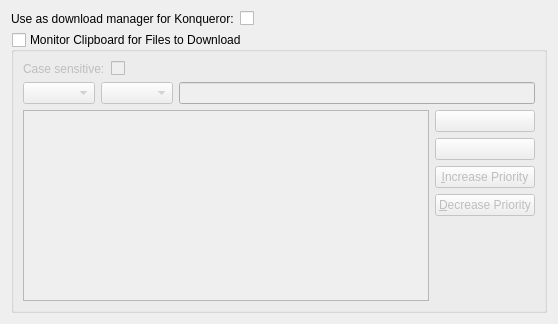
Old version of the form conf/dlgintegration.ui in the repository KDE/kget.
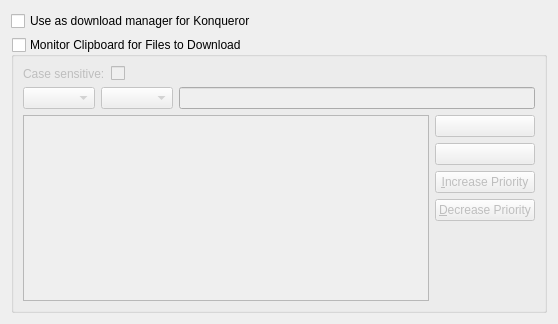
New version of the form. Custom widgets are drawn as their Qt base class.

Commit message: Putting the string after the checkbox for consistency in the UI, and adding a QVBoxLayout to layout items in the dialog

The edit to the form file:
```diff
--- a/conf/dlgintegration.ui
+++ b/conf/dlgintegration.ui
@@ -10,22 +10,15 @@
     <height>324</height>
    </rect>
   </property>
-  <layout class="QFormLayout" name="formLayout">
-   <item row="0" column="0">
-    <widget class="QLabel" name="label_4">
-     <property name="text">
-      <string>Use as download manager for Konqueror:</string>
-     </property>
-    </widget>
-   </item>
-   <item row="0" column="1">
+  <layout class="QVBoxLayout" name="verticalLayout">
+   <item>
     <widget class="QCheckBox" name="kcfg_KonquerorIntegration">
      <property name="text">
-      <string/>
+      <string>Use as download manager for Konqueror</string>
      </property>
     </widget>
    </item>
-   <item row="1" column="0" colspan="2">
+   <item>
     <widget class="QGroupBox" name="kcfg_AutoPaste">
      <property name="title">
       <string>Monitor Clipboard for Files to Download</string>
```
